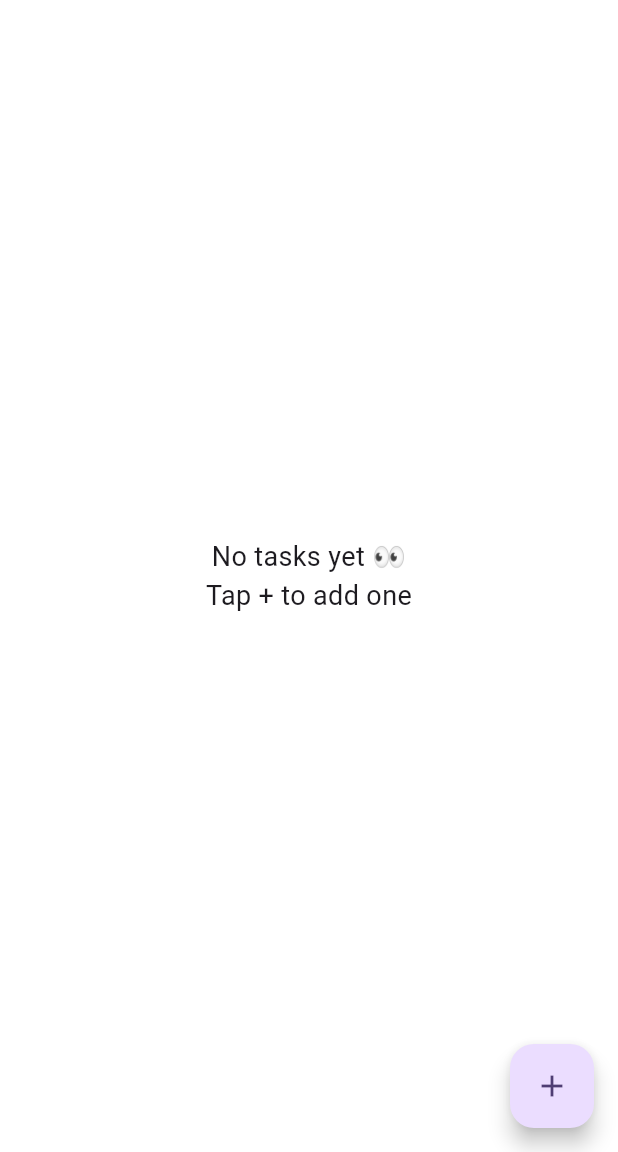
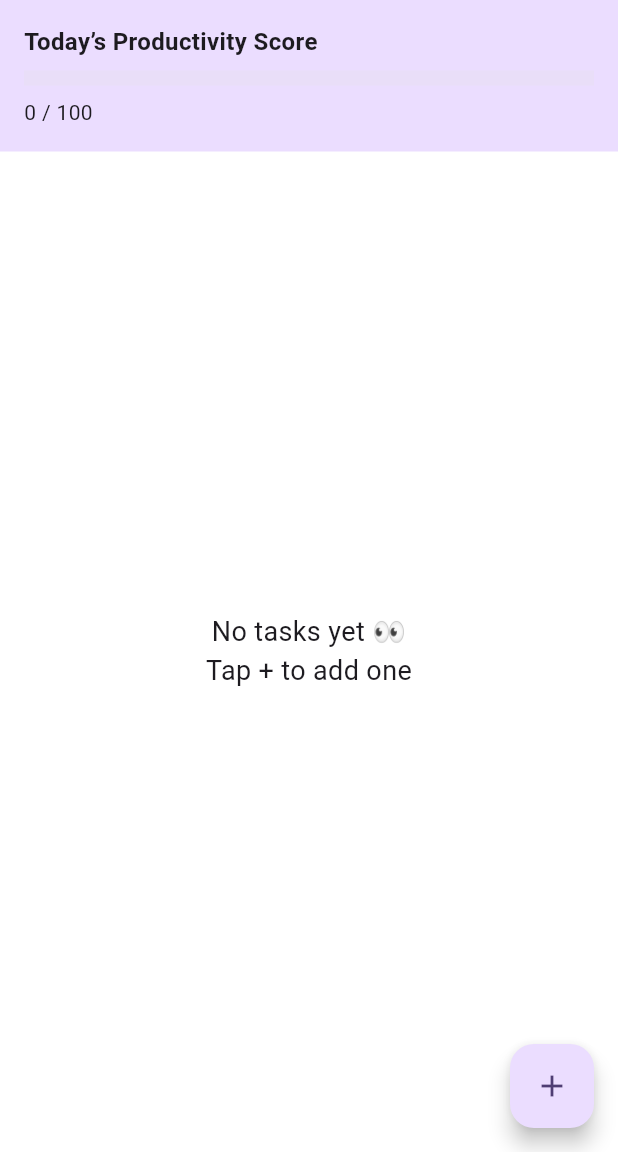
Before and after one commit to Abdul-samad-AI/smartflow_todo, a Flutter app: the screen it shows after launch, on a phone screen of 412 x 824 dp, the part 84-1236 px from its top. Run offline on Flutter 3.47's test engine with Material 3 defaults, Android fonts, the phone set to English and light mode, and no system bars; our stand-ins replace flutter_riverpod, hive, hive_flutter; accounts and stored records are empty.

Commit message:
Add smart productivity score based on task behavior

```diff
--- /dev/null
+++ b/lib/features/analytics/productivity_service.dart
@@ -0,0 +1,48 @@
+import '../../data/models/task_model.dart';
+
+class ProductivityService {
+  static int calculateDailyScore(List<TaskModel> tasks) {
+    int score = 0;
+
+    for (final task in tasks) {
+      if (!task.isCompleted) continue;
+
+      int priorityScore;
+      switch (task.priority) {
+        case TaskPriority.low:
+          priorityScore = 1;
+          break;
+        case TaskPriority.medium:
+          priorityScore = 2;
+          break;
+        case TaskPriority.high:
+          priorityScore = 3;
+          break;
+      }
+
+      int difficultyScore;
+      switch (task.difficulty) {
+        case TaskDifficulty.easy:
+          difficultyScore = 1;
+          break;
+        case TaskDifficulty.normal:
+          difficultyScore = 2;
+          break;
+        case TaskDifficulty.hard:
+          difficultyScore = 3;
+          break;
+      }
+
+      final completedToday =
+          task.createdAt.day == DateTime.now().day &&
+          task.createdAt.month == DateTime.now().month &&
+          task.createdAt.year == DateTime.now().year;
+
+      final completionFactor = completedToday ? 2 : 1;
+
+      score += (priorityScore + difficultyScore) * completionFactor;
+    }
+
+    return score.clamp(0, 100);
+  }
+}
--- a/lib/presentation/screens/task_list_screen.dart
+++ b/lib/presentation/screens/task_list_screen.dart
@@ -3,6 +3,8 @@ import 'package:flutter_riverpod/flutter_riverpod.dart';
 import 'add_task_screen.dart';
 import '../../data/models/task_model.dart';
 import '../../features/tasks/task_provider.dart';
+import '../../features/analytics/productivity_service.dart';
+
 
 enum SortType { time, priority, completed }
 
@@ -58,6 +60,7 @@ class _TaskListScreenState extends ConsumerState<TaskListScreen> {
   Widget build(BuildContext context) {
     final tasks = ref.watch(taskProvider);
     final sortedTasks = _sortedTasks(tasks);
+    final score = ProductivityService.calculateDailyScore(tasks);
 
     return Scaffold(
       appBar: AppBar(
@@ -97,7 +100,34 @@ class _TaskListScreenState extends ConsumerState<TaskListScreen> {
           ),
         ],
       ),
-      body: sortedTasks.isEmpty
+      body: Column(
+  children: [
+    Container(
+      width: double.infinity,
+      padding: const EdgeInsets.all(16),
+      color: Theme.of(context).colorScheme.primaryContainer,
+      child: Column(
+        crossAxisAlignment: CrossAxisAlignment.start,
+        children: [
+          const Text(
+            'Today’s Productivity Score',
+            style: TextStyle(fontSize: 16, fontWeight: FontWeight.bold),
+          ),
+          const SizedBox(height: 8),
+          LinearProgressIndicator(
+            value: score / 100,
+            minHeight: 10,
+          ),
+          const SizedBox(height: 8),
+          Text(
+            '$score / 100',
+            style: const TextStyle(fontSize: 14),
+          ),
+        ],
+      ),
+    ),
+    Expanded(
+      child: tasks.isEmpty
           ? const Center(
               child: Text(
                 'No tasks yet 👀\nTap + to add one',
@@ -106,10 +136,9 @@ class _TaskListScreenState extends ConsumerState<TaskListScreen> {
               ),
             )
           : ListView.builder(
-              itemCount: sortedTasks.length,
+              itemCount: tasks.length,
               itemBuilder: (context, index) {
-                final task = sortedTasks[index];
-
+                final task = tasks[index];
                 return ListTile(
                   leading: Checkbox(
                     value: task.isCompleted,
@@ -125,9 +154,6 @@ class _TaskListScreenState extends ConsumerState<TaskListScreen> {
                       decoration: task.isCompleted
                           ? TextDecoration.lineThrough
                           : TextDecoration.none,
-                      color: task.isCompleted
-                          ? Colors.grey
-                          : _priorityColor(task.priority),
                     ),
                   ),
                   subtitle: Text(
@@ -136,6 +162,10 @@ class _TaskListScreenState extends ConsumerState<TaskListScreen> {
                 );
               },
             ),
+    ),
+  ],
+),
+
       floatingActionButton: FloatingActionButton(
         onPressed: () {
           Navigator.push(
```
